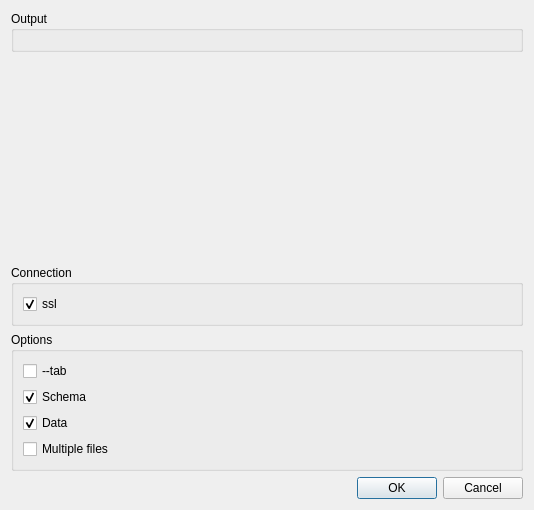
mugiseyebrows/mugi-query, file src/widget/toolmysqldumpdialog.ui: the form before one commit.
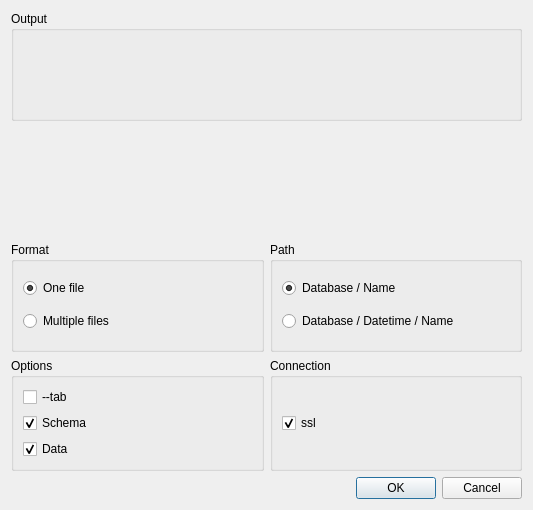
The form after the commit. Custom widgets are drawn as their Qt base class.

Patch:
```diff
--- a/src/widget/toolmysqldumpdialog.ui
+++ b/src/widget/toolmysqldumpdialog.ui
@@ -6,14 +6,14 @@
    <rect>
     <x>0</x>
     <y>0</y>
-    <width>534</width>
+    <width>533</width>
     <height>510</height>
    </rect>
   </property>
   <property name="windowTitle">
    <string>Mysqldump</string>
   </property>
-  <layout class="QVBoxLayout" name="verticalLayout_4" stretch="0,1,0,0,0">
+  <layout class="QVBoxLayout" name="verticalLayout_6">
    <item>
     <widget class="QGroupBox" name="groupBox_3">
      <property name="title">
@@ -30,24 +30,63 @@
     <widget class="CheckableView" name="tables" native="true"/>
    </item>
    <item>
-    <widget class="QGroupBox" name="groupBox">
+    <layout class="QHBoxLayout" name="horizontalLayout">
+     <item>
+      <widget class="QGroupBox" name="groupBox_4">
      <property name="title">
-      <string>Connection</string>
-     </property>
-     <layout class="QVBoxLayout" name="verticalLayout_2">
+        <string>Format</string>
+       </property>
+       <layout class="QVBoxLayout" name="verticalLayout_5">
       <item>
-       <widget class="QCheckBox" name="ssl">
+         <widget class="QRadioButton" name="oneFile">
         <property name="text">
-         <string>ssl</string>
+           <string>One file</string>
         </property>
         <property name="checked">
          <bool>true</bool>
         </property>
        </widget>
       </item>
+        <item>
+         <widget class="QRadioButton" name="multipleFiles">
+          <property name="text">
+           <string>Multiple files</string>
+          </property>
+         </widget>
+        </item>
      </layout>
     </widget>
    </item>
+     <item>
+      <widget class="QGroupBox" name="groupBox_5">
+       <property name="title">
+        <string>Path</string>
+       </property>
+       <layout class="QVBoxLayout" name="verticalLayout_4">
+        <item>
+         <widget class="QRadioButton" name="formatDatabaseName">
+          <property name="text">
+           <string>Database / Name</string>
+          </property>
+          <property name="checked">
+           <bool>true</bool>
+          </property>
+         </widget>
+        </item>
+        <item>
+         <widget class="QRadioButton" name="formatDatabaseDatetimeName">
+          <property name="text">
+           <string>Database / Datetime / Name</string>
+          </property>
+         </widget>
+        </item>
+       </layout>
+      </widget>
+     </item>
+    </layout>
+   </item>
+   <item>
+    <layout class="QHBoxLayout" name="horizontalLayout_2">
    <item>
     <widget class="QGroupBox" name="groupBox_2">
      <property name="title">
@@ -81,15 +120,29 @@
         </property>
        </widget>
       </item>
+       </layout>
+      </widget>
+     </item>
       <item>
-       <widget class="QCheckBox" name="multipleFiles">
+      <widget class="QGroupBox" name="groupBox">
+       <property name="title">
+        <string>Connection</string>
+       </property>
+       <layout class="QVBoxLayout" name="verticalLayout_2">
+        <item>
+         <widget class="QCheckBox" name="ssl">
         <property name="text">
-         <string>Multiple files</string>
-        </property>
+           <string>ssl</string>
+          </property>
+          <property name="checked">
+           <bool>true</bool>
+          </property>
        </widget>
       </item>
      </layout>
     </widget>
+     </item>
+    </layout>
    </item>
    <item>
     <widget class="QDialogButtonBox" name="buttonBox">
```
Left out of the diff: 4 changed lines with no effect on the pictures. Lines whose indentation alone changed are shown as unchanged.
